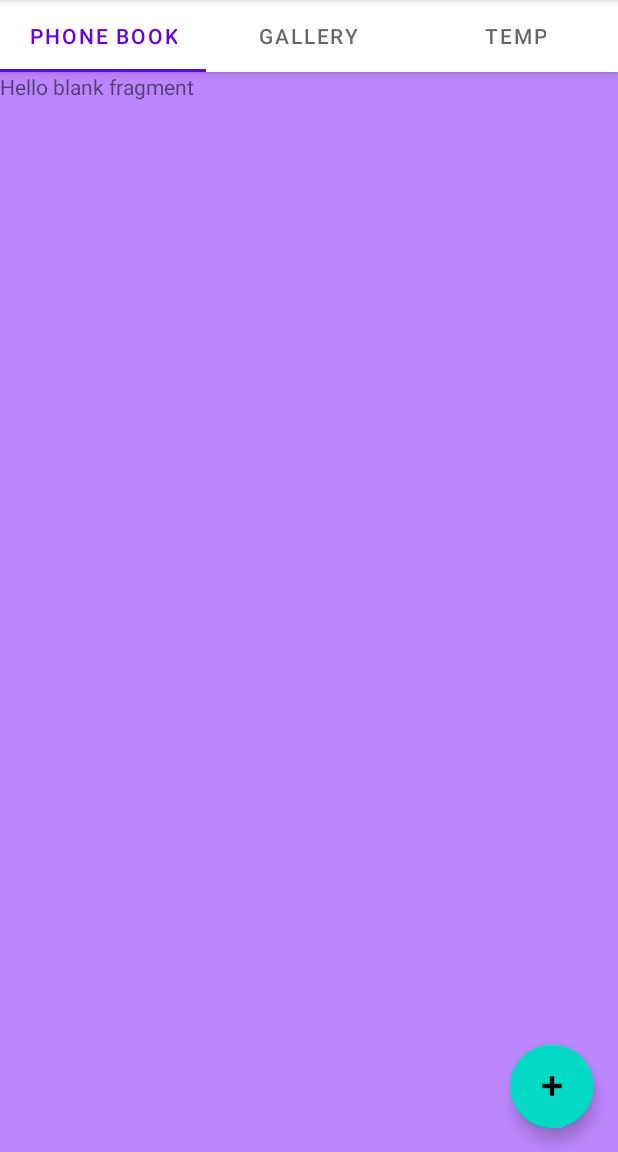
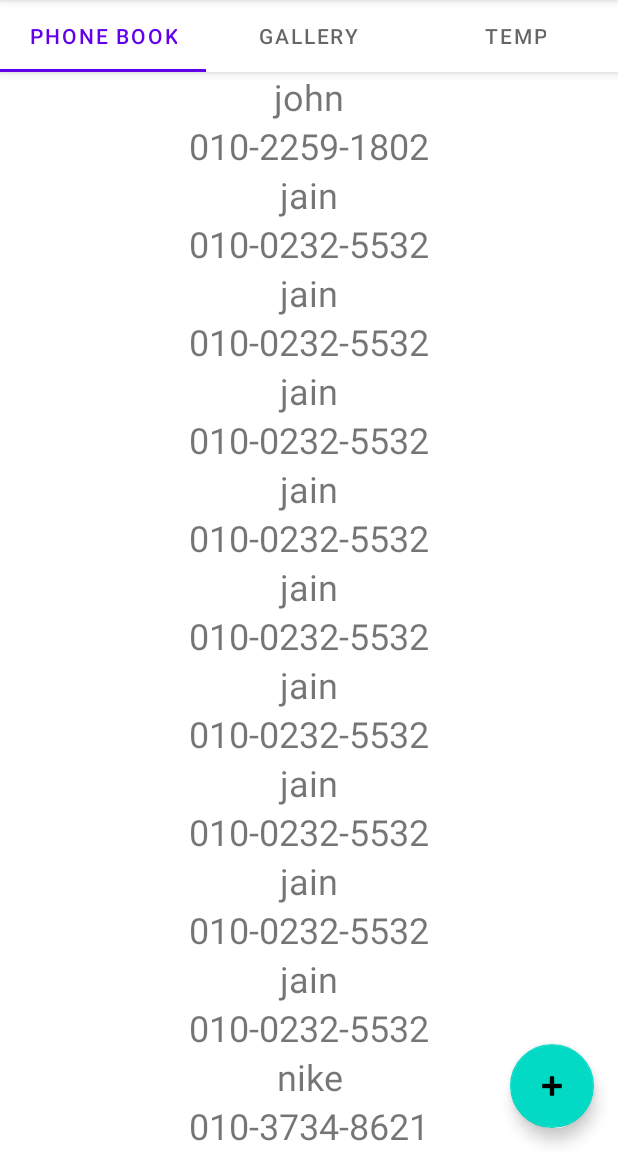
Before and after one commit to kadiace/2020W_CS496_Project1, an Android app: the screen it shows after launch (MainActivity), on a phone screen of 412 x 824 dp, the part 84-1236 px from its top. Run offline under Robolectric (Android 15) with nearby library versions, the phone set to English and light mode, and no system bars.

Commit message:
recyclerview complete

```diff
--- a/app/src/main/java/com/example/project1/Fragment1.kt
+++ b/app/src/main/java/com/example/project1/Fragment1.kt
@@ -1,15 +1,15 @@
 package com.example.project1
 
+import android.content.Context
 import android.os.Bundle
-import androidx.fragment.app.Fragment
 import android.view.LayoutInflater
 import android.view.View
 import android.view.ViewGroup
-
-// TODO: Rename parameter arguments, choose names that match
-// the fragment initialization parameters, e.g. ARG_ITEM_NUMBER
-private const val ARG_PARAM1 = "param1"
-private const val ARG_PARAM2 = "param2"
+import androidx.fragment.app.Fragment
+import androidx.recyclerview.widget.LinearLayoutManager
+import androidx.recyclerview.widget.RecyclerView
+import kotlinx.android.synthetic.main.fragment_1.*
+import kotlinx.android.synthetic.main.fragment_1.view.*
 
 /**
  * A simple [Fragment] subclass.
@@ -17,43 +17,36 @@ private const val ARG_PARAM2 = "param2"
  * create an instance of this fragment.
  */
 class Fragment1 : Fragment() {
-    // TODO: Rename and change types of parameters
-    private var param1: String? = null
-    private var param2: String? = null
-
-    override fun onCreate(savedInstanceState: Bundle?) {
-        super.onCreate(savedInstanceState)
-        arguments?.let {
-            param1 = it.getString(ARG_PARAM1)
-            param2 = it.getString(ARG_PARAM2)
-        }
-    }
+    private val BookDataList = listOf(
+        PhoneBookData("john", "010-2259-1802"),
+        PhoneBookData("jain", "010-0232-5532"),
+        PhoneBookData("jain", "010-0232-5532"),
+        PhoneBookData("jain", "010-0232-5532"),
+        PhoneBookData("jain", "010-0232-5532"),
+        PhoneBookData("jain", "010-0232-5532"),
+        PhoneBookData("jain", "010-0232-5532"),
+        PhoneBookData("jain", "010-0232-5532"),
+        PhoneBookData("jain", "010-0232-5532"),
+        PhoneBookData("jain", "010-0232-5532"),
+        PhoneBookData("nike", "010-3734-8621")
+    )
 
     override fun onCreateView(
         inflater: LayoutInflater, container: ViewGroup?,
         savedInstanceState: Bundle?
     ): View? {
         // Inflate the layout for this fragment
-        return inflater.inflate(R.layout.fragment_1, container, false)
+        val view : View = inflater.inflate(R.layout.fragment_1, container, false)
+
+        return view
     }
 
-    companion object {
-        /**
-         * Use this factory method to create a new instance of
-         * this fragment using the provided parameters.
-         *
-         * @param param1 Parameter 1.
-         * @param param2 Parameter 2.
-         * @return A new instance of fragment Fragment1.
-         */
-        // TODO: Rename and change types and number of parameters
-        @JvmStatic
-        fun newInstance(param1: String, param2: String) =
-            Fragment1().apply {
-                arguments = Bundle().apply {
-                    putString(ARG_PARAM1, param1)
-                    putString(ARG_PARAM2, param2)
-                }
-            }
+    override fun onViewCreated(view: View, savedInstanceState: Bundle?) {
+        super.onViewCreated(view, savedInstanceState)
+        // use a linear layout manager
+        phone_book_list.layoutManager = LinearLayoutManager(context)
+
+        // specify an adapter (see also next example)
+        phone_book_list.adapter = PhoneBookListAdapter(BookDataList)
     }
 }
--- /dev/null
+++ b/app/src/main/java/com/example/project1/PhoneBookData.kt
@@ -0,0 +1,30 @@
+package com.example.project1
+
+import android.os.Parcel
+import android.os.Parcelable
+
+class PhoneBookData(
+    val name: String,
+    val number: String
+) {}
+//) : Parcelable {
+//    constructor(source: Parcel) : this(
+//        source.readString(),
+//        source.readString()
+//    )
+//    override fun describeContents() = 0
+//    override fun writeToParcel(dest: Parcel?, flags: Int): Unit = with(dest) {
+//        this?.writeString(name)
+//        this?.writeString(number)
+//    }
+//
+//    companion object CREATOR : Parcelable.Creator<PhoneBookData> {
+//        override fun createFromParcel(parcel: Parcel): PhoneBookData {
+//            return PhoneBookData(parcel)
+//        }
+//
+//        override fun newArray(size: Int): Array<PhoneBookData?> {
+//            return arrayOfNulls(size)
+//        }
+//    }
+//}
--- /dev/null
+++ b/app/src/main/java/com/example/project1/RecyclerViewAdapter.kt
@@ -0,0 +1,70 @@
+package com.example.project1
+
+import android.R
+import android.view.LayoutInflater
+import android.view.View
+import android.view.ViewGroup
+import android.widget.TextView
+import androidx.recyclerview.widget.RecyclerView
+import kotlinx.android.synthetic.main.phonebook.view.*
+
+
+//class RecyclerViewAdapter : RecyclerView.Adapter<RecyclerViewAdapter.ViewHolder>() {
+//    val  = arrayListOf<PhoneBookData>()
+//
+//
+//    override fun onCreateViewHolder(parent: ViewGroup, viewType: Int): RecyclerViewAdapter.ViewHolder {
+//        // 아이템 레이아웃을 객체화
+//        var v: View
+//        v = LayoutInflater.from(parent.context).inflate(R.layout.list_item, parent, false)
+//
+//        return ViewHolder(v)
+//    }
+//
+//    inner class ViewHolder(parent: ViewGroup) : RecyclerView.ViewHolder(
+//        parent.inflate(R.layout.item)
+//    )
+//
+//    override fun onBindViewHolder(holder: RecyclerViewAdapter.ViewHolder, position: Int) {
+//        TODO("Not yet implemented")
+//    }
+//
+//    override fun getItemCount(): Int {
+//        TODO("Not yet implemented")
+//    }
+//
+//}
+//
+//class ViewHolder(itemView: View) {
+//    fun setItems(item: RecyclerViewData) {
+//        //item 으로 데이터를 가져와 View에 Setting
+//
+//    }
+//}
+
+class PhoneBookViewHolder(v: View) : RecyclerView.ViewHolder(v) {
+    var view : View = v
+
+    fun bind(item: PhoneBookData) {
+        view.name.text = item.name
+        view.number.text = item.number
+    }
+}
+
+class PhoneBookListAdapter(val itemList : List<PhoneBookData>) : RecyclerView.Adapter<PhoneBookViewHolder>() {
+    override fun getItemCount() : Int {
+        return itemList.size
+    }
+
+    override fun onCreateViewHolder(parent: ViewGroup, viewType: Int): PhoneBookViewHolder {
+        val inflatedView = LayoutInflater.from(parent.context).inflate(com.example.project1.R.layout.phonebook, parent, false)
+        return PhoneBookViewHolder(inflatedView)
+    }
+
+    override fun onBindViewHolder(holder: PhoneBookViewHolder, position: Int) {
+        val item = itemList[position]
+        holder.apply {
+            bind(item)
+        }
+    }
+}
--- a/app/src/main/res/layout/fragment_1.xml
+++ b/app/src/main/res/layout/fragment_1.xml
@@ -1,15 +1,22 @@
 <?xml version="1.0" encoding="utf-8"?>
-<FrameLayout xmlns:android="http://schemas.android.com/apk/res/android"
+<LinearLayout xmlns:android="http://schemas.android.com/apk/res/android"
     xmlns:tools="http://schemas.android.com/tools"
     android:layout_width="match_parent"
     android:layout_height="match_parent"
+    xmlns:app="http://schemas.android.com/apk/res-auto"
     tools:context=".Fragment1">
 
-    <!-- TODO: Update blank fragment layout -->
-    <TextView
+
+
+    <androidx.recyclerview.widget.RecyclerView
+        android:id="@+id/phone_book_list"
+        android:name="com.example.project1.Fragment1"
+        android:orientation="vertical"
         android:layout_width="match_parent"
         android:layout_height="match_parent"
-        android:background="@color/purple_200"
-        android:text="@string/hello_blank_fragment" />
+        android:background="@color/white"
+        app:layoutManager="androidx.recyclerview.widget.LinearLayoutManager"
+        tools:context="com.example.project1.Fragment1"
+        tools:listitem="@layout/phonebook" />
 
-</FrameLayout>
+</LinearLayout>
--- /dev/null
+++ b/app/src/main/res/layout/phonebook.xml
@@ -0,0 +1,23 @@
+<?xml version="1.0" encoding="utf-8"?>
+<LinearLayout xmlns:android="http://schemas.android.com/apk/res/android"
+    android:layout_width="match_parent"
+    android:layout_height="wrap_content"
+    android:orientation="vertical">
+
+
+    <TextView
+        android:id="@+id/name"
+        android:layout_width="match_parent"
+        android:layout_height="wrap_content"
+        android:gravity="center_horizontal"
+        android:textSize="24sp"
+        android:text="Name" />
+
+    <TextView
+        android:id="@+id/number"
+        android:layout_width="match_parent"
+        android:layout_height="wrap_content"
+        android:gravity="center_horizontal"
+        android:textSize="24sp"
+        android:text="Number" />
+</LinearLayout>
```
